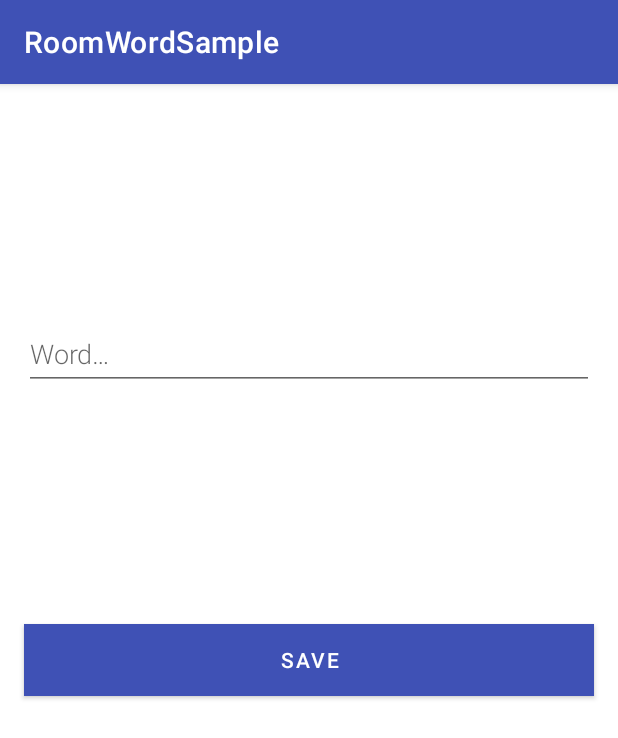
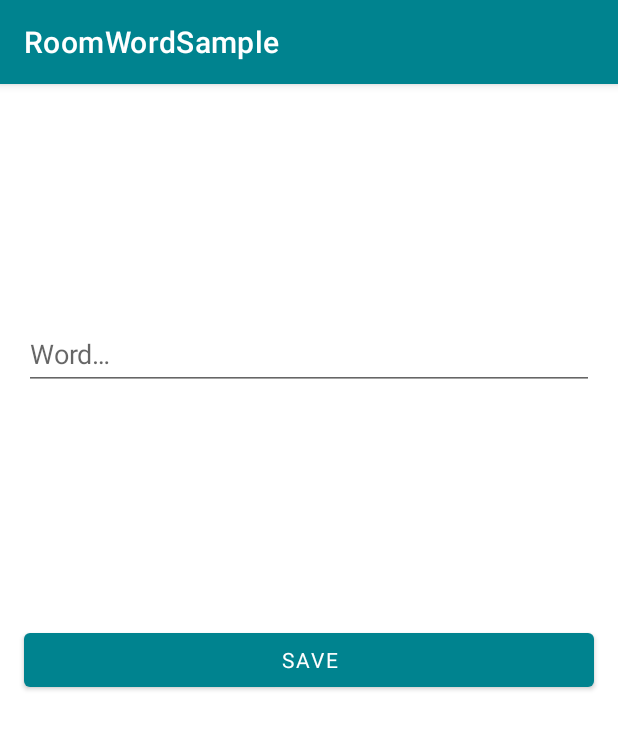
Before and after one commit to msantagiulianab/MVVM-project-using-Android-Jetpack, an Android app: the WordFragment screen opened through its navigation route, on a phone screen of 412 x 824 dp. Shown: the top 738 px of the screen. Run offline under Robolectric (Android 15) with nearby library versions, the phone set to English and light mode, and no system bars; our stand-ins replace Timber, data binding.

Commit message:
Working on Colors, Dimens, Strings, Styles

```diff
--- a/app/src/main/java/com/example/android/roomwordsample/WordListAdapter.kt
+++ b/app/src/main/java/com/example/android/roomwordsample/WordListAdapter.kt
@@ -35,7 +35,6 @@ class WordListAdapter(private val clickListener: (Word) -> Unit) :
         }
 
         fun bind(item: Word) {
-//            this.item = item
             binding.textView.text = item.word
             binding.textView.setOnClickListener { clickListener(item) }
         }
--- a/app/src/main/res/layout/fragment_main.xml
+++ b/app/src/main/res/layout/fragment_main.xml
@@ -26,6 +26,7 @@
             android:layout_height="wrap_content"
             android:layout_margin="16dp"
             android:contentDescription="@string/add_word"
+            android:backgroundTint="@color/primaryColor"
             android:src="@drawable/ic_add_black_24dp"
             app:layout_constraintBottom_toBottomOf="parent"
             app:layout_constraintEnd_toEndOf="parent" />
@@ -39,6 +40,7 @@
             app:layout_constraintBottom_toBottomOf="parent"
             app:layout_constraintEnd_toStartOf="@+id/fab"
             app:layout_constraintHorizontal_bias="0.106"
+            android:backgroundTint="@color/secondaryTextColor"
             app:layout_constraintStart_toStartOf="parent"
             app:srcCompat="@android:drawable/ic_delete" />
 
--- a/app/src/main/res/layout/fragment_word.xml
+++ b/app/src/main/res/layout/fragment_word.xml
@@ -30,9 +30,7 @@
             android:layout_width="match_parent"
             android:layout_height="wrap_content"
             android:layout_margin="@dimen/big_padding"
-            android:background="@color/colorPrimary"
             android:text="@string/button_save"
-            android:textColor="@color/buttonLabel"
             app:layout_constraintBottom_toBottomOf="parent"
             app:layout_constraintEnd_toEndOf="parent"
             app:layout_constraintStart_toStartOf="parent"
--- a/app/src/main/res/layout/recyclerview_item.xml
+++ b/app/src/main/res/layout/recyclerview_item.xml
@@ -13,7 +13,6 @@
             style="@style/word_title"
             android:layout_width="match_parent"
             android:layout_height="wrap_content"
-            android:background="@color/colorAccent"
             app:drawableEndCompat="@drawable/ic_baseline_delete_24" />
 
     </LinearLayout>
--- a/app/src/main/res/values/colors.xml
+++ b/app/src/main/res/values/colors.xml
@@ -1,7 +1,16 @@
 <?xml version="1.0" encoding="utf-8"?>
 <resources>
-    <color name="colorPrimary">#3F51B5</color>
-    <color name="colorPrimaryDark">#303F9F</color>
-    <color name="colorAccent">#FF4081</color>
-    <color name="buttonLabel">#FFFFFF</color>
+    <!--    <color name="colorPrimary">#3F51B5</color>-->
+    <!--    <color name="colorPrimaryDark">#303F9F</color>-->
+    <!--    <color name="colorAccent">#FF4081</color>-->
+    <!--    <color name="buttonLabel">#FFFFFF</color>-->
+
+    <color name="primaryColor">#00838f</color>
+    <color name="primaryLightColor">#4fb3bf</color>
+    <color name="primaryDarkColor">#005662</color>
+    <color name="secondaryColor">#536dfe</color>
+    <color name="secondaryLightColor">#8f9bff</color>
+    <color name="secondaryDarkColor">#0043ca</color>
+    <color name="primaryTextColor">#7c4dff</color>
+    <color name="secondaryTextColor">#ff3d00</color>
 </resources>
--- a/app/src/main/res/values/strings.xml
+++ b/app/src/main/res/values/strings.xml
@@ -5,7 +5,6 @@
     <string name="button_save">Save</string>
     <string name="empty_not_saved">Word not saved because it is empty.</string>
     <string name="add_word">Add word</string>
-    <!-- TODO: Remove or change this placeholder text -->
     <string name="hello_blank_fragment">Hello blank fragment</string>
     <string name="delete">Delete</string>
     <string name="delete_icon">Delete Icon</string>
--- a/app/src/main/res/values/styles.xml
+++ b/app/src/main/res/values/styles.xml
@@ -4,17 +4,17 @@
     <!-- Base application theme. -->
     <style name="AppTheme" parent="Theme.MaterialComponents.Light.DarkActionBar">
         <!-- Customize your theme here. -->
-        <item name="colorPrimary">@color/colorPrimary</item>
-        <item name="colorPrimaryDark">@color/colorPrimaryDark</item>
-        <item name="colorAccent">@color/colorAccent</item>
+        <item name="colorPrimary">@color/primaryColor</item>
+        <item name="colorPrimaryDark">@color/primaryDarkColor</item>
+        <item name="colorAccent">@color/primaryLightColor</item>
+        <item name="background">@color/secondaryLightColor</item>
+        <item name="fontFamily">sans-serif</item>
     </style>
 
-    <!-- The default font for RecyclerView items is too small.
-    The margin is a simple delimiter between the words. -->
     <style name="word_title">
         <item name="android:layout_marginBottom">8dp</item>
         <item name="android:paddingLeft">8dp</item>
-        <item name="android:background">@android:color/holo_orange_light</item>
-        <item name="android:textAppearance">@android:style/TextAppearance.Large</item>
+        <item name="android:background">@color/primaryLightColor</item>
+        <item name="android:textAppearance">@android:style/TextAppearance.Medium</item>
     </style>
 </resources>
```
